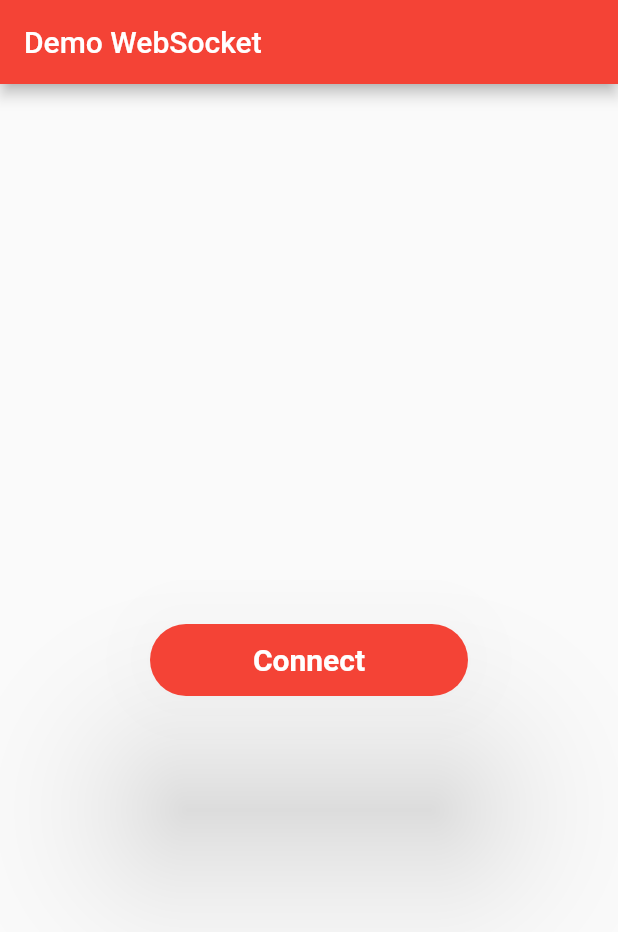
After one commit to Rototype/ECPFlutterTestTool, a Flutter app: the screen it shows after launch, after a tap on "Connect", on a phone screen of 412 x 824 dp. The commit adds this screen. Shown: the top 932 px of the screen. Run offline on Flutter 3.47's test engine with Material 2 defaults, Android fonts, the phone set to English and light mode, and no system bars; missing offline and left inert: dart:html; Roboto replaces fonts that are missing (Montserrat).

Commit message:
Primo commit

```diff
--- /dev/null
+++ b/lib/login_page.dart
@@ -0,0 +1,61 @@
+import 'package:flutter/material.dart';
+import 'package:provider/provider.dart';
+import 'ws.dart';
+
+class LoginPage extends StatefulWidget {
+  @override
+  _LoginPageState createState() => _LoginPageState();
+}
+
+class _LoginPageState extends State<LoginPage> {
+  TextStyle style = TextStyle(fontFamily: 'Montserrat', fontSize: 20.0);
+  final _formKey = GlobalKey<FormState>();
+  final _key = GlobalKey<ScaffoldState>();
+
+  @override
+  Widget build(BuildContext context) {
+    final user = Provider.of<Ws>(context);
+    return Scaffold(
+      key: _key,
+      appBar: AppBar(
+        title: Text("Demo WebSocket"),
+      ),
+      body: Form(
+        key: _formKey,
+        child: Center(
+          child: ListView(
+            shrinkWrap: true,
+            children: <Widget>[
+              user.status == Status.Authenticating
+                  ? Center(child: CircularProgressIndicator())
+                  : Padding(
+                      padding: const EdgeInsets.symmetric(horizontal: 100.0),
+                      child: Material(
+                        elevation: 50.0,
+                        borderRadius: BorderRadius.circular(100.0),
+                        color: Colors.red,
+                        child: MaterialButton(
+                          onPressed: () async {
+                            if (_formKey.currentState.validate()) {
+                              if (!await user.wsconnect())
+                              _key.currentState.showSnackBar(SnackBar(
+                                content: Text("Something is wrong"),
+                               ));
+                            }
+                          },
+                          child: Text(
+                            "Connect",
+                            style: style.copyWith(
+                                color: Colors.white,
+                                fontWeight: FontWeight.bold),
+                          ),
+                        ),
+                      ),
+                    ),
+            ],
+          ),
+        ),
+      ),
+    );
+  }
+}
--- /dev/null
+++ b/lib/ws.dart
@@ -0,0 +1,69 @@
+import 'package:flutter/widgets.dart';
+import 'package:provider/provider.dart';
+import 'package:web_socket_channel/html.dart';
+import 'package:web_socket_channel/web_socket_channel.dart';
+import 'main.dart';
+
+enum Status { Authenticated, Authenticating, Unauthenticated}
+
+class Ws with ChangeNotifier {
+  List<String> _list = new List<String>();
+  WebSocketChannel _channel;
+
+  List<String> get list => _list;
+
+  String _url = "wss://echo.websocket.org";
+  Status _status = Status.Unauthenticated;
+  Ws.instance();
+
+  Status get status => _status;
+  Future<bool> wsconnect() async {
+    try {
+      _channel = HtmlWebSocketChannel.connect(_url);
+     _list.add('Messages');
+
+      if (_channel == null) {
+        _status = Status.Unauthenticated;
+        return false;
+      } else {
+        _channel.stream.listen((message) {
+            print('data: $message');
+            _list.add('data: $message');
+            notifyListeners();
+          }, onDone: () {
+            print('done');
+            _status = Status.Unauthenticated;
+            notifyListeners();
+          }, onError: (error) {
+            print(error);
+            _status = Status.Unauthenticated;
+            notifyListeners();
+          },
+        );
+      }
+      _status = Status.Authenticated;
+      notifyListeners();
+      return true;
+    } catch (err) {
+      print('connect error');
+      _status = Status.Unauthenticated;
+      return true;
+    }
+  }
+
+  Future<void> disconnect() async {
+    try {
+    _channel.sink.close(); // trigger listen onDone
+    } catch (err) {
+      print('sink.close error');
+    }
+  }
+
+    Future<void> send(String data) async {
+    try {
+      _channel.sink.add(data);
+    } catch (err) {
+      print('sink.add error');
+    }
+  }
+}
```
Also changed, not shown: lib/main.dart (+97 -26 lines), lib/modifier.dart (deleted, +0 -33 lines), lib/page2.dart (deleted, +0 -41 lines), lib/page3.dart (deleted, +0 -41 lines).
